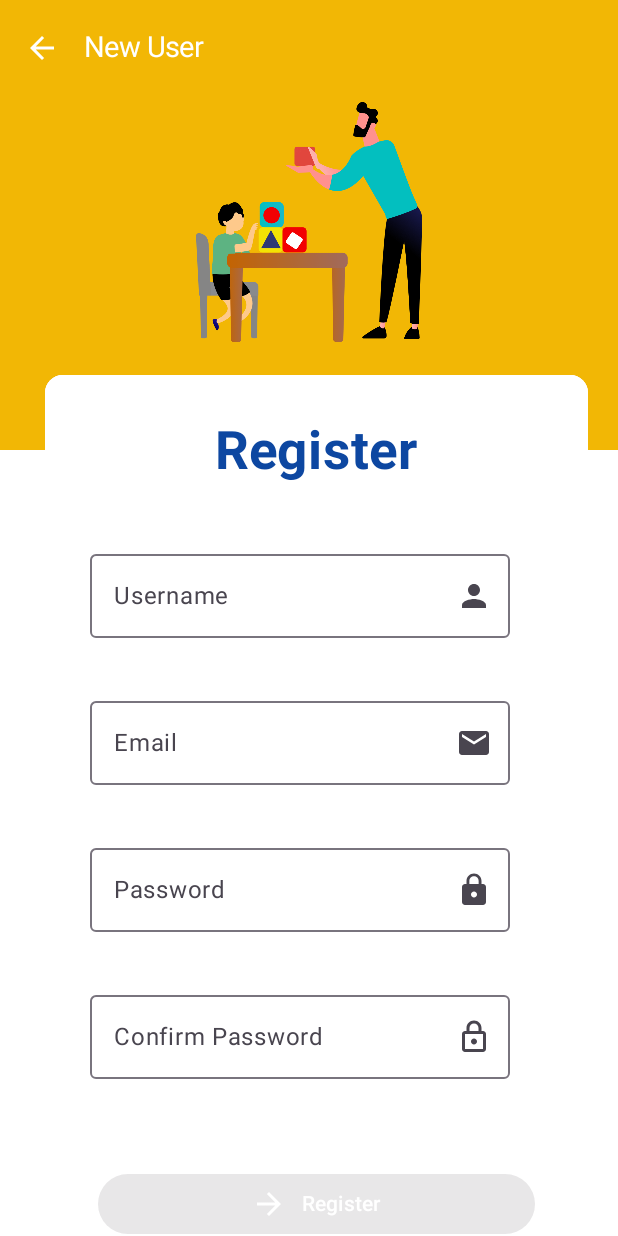
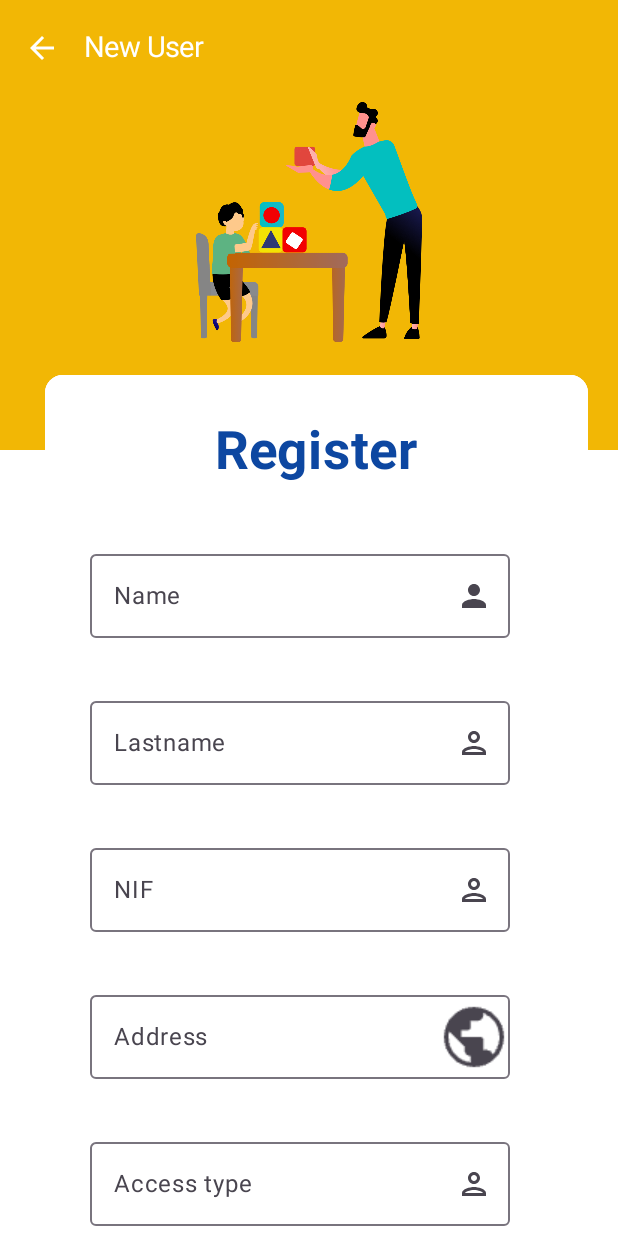
Before and after one commit to dimas507/ManagementApp, an Android app built with Jetpack Compose: the SignUpView screen opened through its navigation route, on a phone screen of 412 x 824 dp. Run offline under Robolectric (Android 15) with nearby library versions, the phone set to English and light mode, and no system bars; our stand-ins replace Dagger/Hilt's generated code, Firebase (no records; nobody signed in at launch, a user with empty details on screens opened directly).

Commit message:
Commint del 9 de junio

```diff
--- a/app/src/main/java/com/mccm/managementapp/di/AppModule.kt
+++ b/app/src/main/java/com/mccm/managementapp/di/AppModule.kt
@@ -7,6 +7,7 @@ import com.mccm.managementapp.domain.use_cases.auth.AuthUseCases
 import com.mccm.managementapp.domain.use_cases.auth.GetCurrentUser
 import com.mccm.managementapp.domain.use_cases.auth.Login
 import com.mccm.managementapp.domain.use_cases.auth.Logout
+import com.mccm.managementapp.domain.use_cases.auth.Signup
 import dagger.Module
 import dagger.Provides
 import dagger.hilt.InstallIn
@@ -28,6 +29,7 @@ object AppModule {
     fun providesAuthUseCases(repository: AuthRepository) = AuthUseCases(
         getCurrentUser = GetCurrentUser(repository),
         login = Login(repository),
-        logout = Logout(repository)
+        logout = Logout(repository),
+        signup = Signup(repository)
     )
 }
--- a/app/src/main/java/com/mccm/managementapp/domain/use_cases/auth/AuthUseCases.kt
+++ b/app/src/main/java/com/mccm/managementapp/domain/use_cases/auth/AuthUseCases.kt
@@ -3,5 +3,6 @@ package com.mccm.managementapp.domain.use_cases.auth
 data class AuthUseCases (
     val getCurrentUser: GetCurrentUser,
     val login: Login,
-    val logout: Logout
+    val logout: Logout,
+    val signup: Signup
 )
--- /dev/null
+++ b/app/src/main/java/com/mccm/managementapp/domain/use_cases/auth/Signup.kt
@@ -0,0 +1,9 @@
+package com.mccm.managementapp.domain.use_cases.auth
+
+import com.mccm.managementapp.domain.model.User
+import com.mccm.managementapp.domain.repository.AuthRepository
+import javax.inject.Inject
+
+class Signup @Inject constructor(private val repository: AuthRepository) {
+    suspend operator fun invoke (user: User) = repository.signup(user)
+}
--- a/app/src/main/java/com/mccm/managementapp/presentation/components/DefaultOutlinedTextField.kt
+++ b/app/src/main/java/com/mccm/managementapp/presentation/components/DefaultOutlinedTextField.kt
@@ -10,8 +10,8 @@ import androidx.compose.material3.Text
 import androidx.compose.runtime.Composable
 import androidx.compose.ui.Modifier
 import androidx.compose.ui.graphics.Color
+import androidx.compose.ui.graphics.painter.Painter
 import androidx.compose.ui.graphics.vector.ImageVector
-import androidx.compose.ui.node.modifierElementOf
 import androidx.compose.ui.text.input.KeyboardType
 import androidx.compose.ui.text.input.PasswordVisualTransformation
 import androidx.compose.ui.text.input.VisualTransformation
@@ -26,7 +26,8 @@ fun DefaultOutlinedTextField(
     onValueChange: (value: String) -> Unit,
     validateField: () -> Unit = {},
     label: String,
-    icon: ImageVector,
+    icon: ImageVector? = null,
+    painter: Painter? = null,
     keyboardType: KeyboardType = KeyboardType.Text,
     hideText: Boolean = false,
     errorMsg: String = ""
@@ -41,9 +42,17 @@ fun DefaultOutlinedTextField(
             keyboardOptions = KeyboardOptions(keyboardType = keyboardType),
             label = { Text(label) },
             trailingIcon = {
-                Icon(
-                    imageVector = icon,
-                    contentDescription = "")
+                if (icon != null) {
+                    Icon(
+                        imageVector = icon,
+                        contentDescription = ""
+                    )
+                } else if (painter != null) {
+                    Icon(
+                        painter = painter,
+                        contentDescription = ""
+                    )
+                }
             },
             visualTransformation =
             if (hideText) PasswordVisualTransformation()
--- a/app/src/main/java/com/mccm/managementapp/presentation/ui/theme/Theme.kt
+++ b/app/src/main/java/com/mccm/managementapp/presentation/ui/theme/Theme.kt
@@ -10,6 +10,7 @@ import androidx.compose.material3.dynamicLightColorScheme
 import androidx.compose.material3.lightColorScheme
 import androidx.compose.runtime.Composable
 import androidx.compose.runtime.SideEffect
+import androidx.compose.ui.graphics.Color
 import androidx.compose.ui.graphics.toArgb
 import androidx.compose.ui.platform.LocalContext
 import androidx.compose.ui.platform.LocalView
@@ -19,7 +20,7 @@ private  val DarkColorScheme = darkColorScheme(
     primary = GreenBlue70,
     secondary = PurpleGrey80,
     tertiary = Pink80,
-    background = GreenBlue70,
+    background = White,
 
 )
 
--- a/app/src/main/java/com/mccm/managementapp/presentation/views/signup/SignUpViewModel.kt
+++ b/app/src/main/java/com/mccm/managementapp/presentation/views/signup/SignUpViewModel.kt
@@ -29,6 +29,11 @@ class SignUpViewModel @Inject constructor()  : ViewModel() {
     var password: MutableState<String> = mutableStateOf("")
     var isPasswordValid: MutableState<Boolean> = mutableStateOf(false)
     var passwordlErrMsg: MutableState<String> = mutableStateOf("")
+
+    //NIF
+    var nif: MutableState<String> = mutableStateOf("")
+    var isnifValid: MutableState<Boolean> = mutableStateOf(false)
+    var nifErrMsg: MutableState<String> = mutableStateOf("")
 
     //Button
     var isEnableSignupButton = false
--- a/app/src/main/java/com/mccm/managementapp/presentation/views/signup/components/SignupContent.kt
+++ b/app/src/main/java/com/mccm/managementapp/presentation/views/signup/components/SignupContent.kt
@@ -17,6 +17,7 @@ import androidx.compose.material.icons.filled.Email
 import androidx.compose.material.icons.filled.Lock
 import androidx.compose.material.icons.filled.Person
 import androidx.compose.material.icons.outlined.Lock
+import androidx.compose.material.icons.outlined.Person
 import androidx.compose.material3.Card
 import androidx.compose.material3.Text
 import androidx.compose.runtime.Composable
@@ -105,14 +106,67 @@ fun CardForm(viewModel: SignUpViewModel = hiltViewModel()){
             )
            DefaultOutlinedTextField(
                modifier = Modifier.padding(start = 30.dp, top = 10.dp),
-               value = viewModel.username.value,
-               onValueChange = { viewModel.username.value = it },
-               label = "Username",
+               value = "",
+               onValueChange = { "" },
+               label = "Name",
                icon = Icons.Default.Person,
-               validateField = {viewModel.ValidateUsername()},
-               errorMsg = viewModel.usernameErrMsg.value
+               validateField = {},
+               errorMsg = ""
            )
-
+            DefaultOutlinedTextField(
+                modifier = Modifier.padding(start = 30.dp, top = 10.dp),
+                value = "",
+                onValueChange = { "" },
+                label = "Lastname",
+                icon = Icons.Outlined.Person,
+                validateField = {},
+                errorMsg = ""
+            )
+            DefaultOutlinedTextField(
+                modifier = Modifier.padding(start = 30.dp, top = 10.dp),
+                value = "",
+                onValueChange = { "" },
+                label = "NIF",
+                icon = Icons.Outlined.Person,
+                validateField = {},
+                errorMsg = ""
+            )
+            DefaultOutlinedTextField(
+                modifier = Modifier.padding(start = 30.dp, top = 10.dp),
+                value = "",
+                onValueChange = { "" },
+                label = "Address",
+                painter = painterResource(id = R.drawable.location),
+                validateField = {},
+                errorMsg = ""
+            )
+            DefaultOutlinedTextField(
+                modifier = Modifier.padding(start = 30.dp, top = 10.dp),
+                value = "",
+                onValueChange = { "" },
+                label = "Access type",
+                icon = Icons.Outlined.Person,
+                validateField = {},
+                errorMsg = ""
+            )
+            DefaultOutlinedTextField(
+                modifier = Modifier.padding(start = 30.dp, top = 10.dp),
+                value = "",
+                onValueChange = { "" },
+                label = "Access type",
+                icon = Icons.Outlined.Person,
+                validateField = {},
+                errorMsg = ""
+            )
+            DefaultOutlinedTextField(
+                modifier = Modifier.padding(start = 30.dp, top = 10.dp),
+                value = "",
+                onValueChange = { "" },
+                label = "School name",
+                icon = Icons.Outlined.Person,
+                validateField = {},
+                errorMsg = ""
+            )
             DefaultOutlinedTextField(
                 modifier = Modifier.padding(start = 30.dp, top = 10.dp),
                 value = viewModel.email.value,
@@ -123,7 +177,6 @@ fun CardForm(viewModel: SignUpViewModel = hiltViewModel()){
                 validateField = {viewModel.validateEmail()},
                 errorMsg = viewModel.emailErrMsg.value
         )
-
             DefaultOutlinedTextField(
                 modifier = Modifier.padding(start = 30.dp, top = 10.dp),
                 value = viewModel.password.value,
@@ -134,7 +187,6 @@ fun CardForm(viewModel: SignUpViewModel = hiltViewModel()){
                 validateField = {viewModel.validatePassword()},
                 errorMsg = viewModel.passwordlErrMsg.value
             )
-
             DefaultOutlinedTextField(
                 modifier = Modifier.padding(start = 30.dp, top = 10.dp),
                 value = viewModel.confirmPassword.value,
```
Also changed, not shown: app/src/main/java/com/mccm/managementapp/domain/model/User.kt (+11 -2 lines), app/src/main/java/com/mccm/managementapp/presentation/components/DefaultToAppBar.kt (deleted, +0 -81 lines), app/src/main/java/com/mccm/managementapp/presentation/views/courses/CoursesView.kt (+15 -1 lines), app/src/main/java/com/mccm/managementapp/presentation/views/courses/components/CoursesContent.kt (+56 -5 lines), app/src/main/res/drawable/back_view.png (added), app/src/main/res/drawable/calendar.png (added), app/src/main/res/drawable/groups.png (added), app/src/main/res/drawable/location.png (added), app/src/main/res/drawable/menu_desing.png (added), app/src/main/res/drawable/my_location.png (added), app/src/main/res/drawable/plants_img.png (added), app/src/main/res/drawable/plants_log_img.png (deleted), app/src/main/res/drawable/point_menu.png (added).
